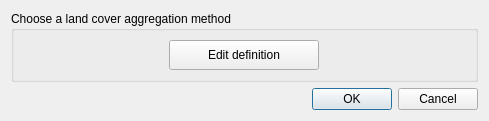
Old version of the form LDMP/gui/DlgLoadDataLC.ui in the repository ConservationInternational/trends.earth.
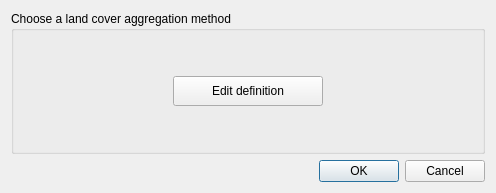
New version of the form.

Diff of the .ui file:
```diff
--- a/LDMP/gui/DlgLoadDataLC.ui
+++ b/LDMP/gui/DlgLoadDataLC.ui
@@ -9,8 +9,8 @@
    <rect>
     <x>0</x>
     <y>0</y>
-    <width>489</width>
-    <height>110</height>
+    <width>496</width>
+    <height>193</height>
    </rect>
   </property>
   <property name="sizePolicy">
```
